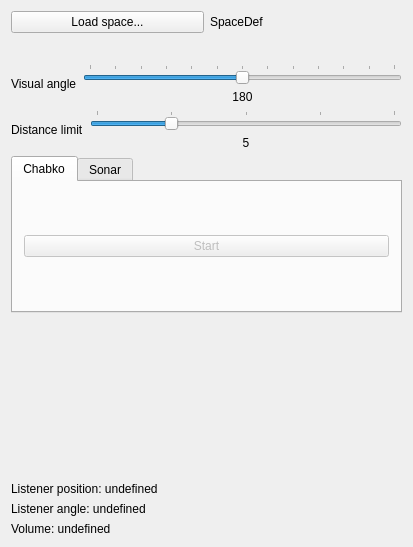
Before: the Qt Designer form mainwindow.ui in navigatore/imaginote, drawn with Qt 5.
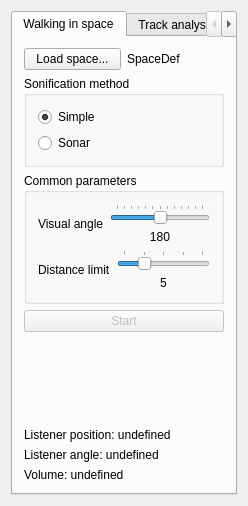
After: the same form once the commit is applied. Custom widgets are drawn as their Qt base class.

Commit message: Adjust interface to match future functionalities

```diff
--- a/mainwindow.ui
+++ b/mainwindow.ui
@@ -6,19 +6,47 @@
    <rect>
     <x>0</x>
     <y>0</y>
-    <width>413</width>
-    <height>547</height>
+    <width>248</width>
+    <height>506</height>
    </rect>
   </property>
+  <property name="sizePolicy">
+   <sizepolicy hsizetype="Preferred" vsizetype="Preferred">
+    <horstretch>0</horstretch>
+    <verstretch>0</verstretch>
+   </sizepolicy>
+  </property>
   <property name="windowTitle">
    <string>Imaginote</string>
   </property>
   <widget class="QWidget" name="centralWidget">
-   <layout class="QVBoxLayout" name="verticalLayout_4">
+   <property name="sizePolicy">
+    <sizepolicy hsizetype="Preferred" vsizetype="Preferred">
+     <horstretch>0</horstretch>
+     <verstretch>0</verstretch>
+    </sizepolicy>
+   </property>
+   <layout class="QVBoxLayout" name="verticalLayout_6">
+    <item>
+     <widget class="QTabWidget" name="tabWidget">
+      <property name="currentIndex">
+       <number>0</number>
+      </property>
+      <widget class="QWidget" name="walkingTab">
+       <attribute name="title">
+        <string>Walking in space</string>
+       </attribute>
+       <layout class="QVBoxLayout" name="verticalLayout_5">
     <item>
      <layout class="QHBoxLayout" name="horizontalLayout">
       <item>
        <widget class="QPushButton" name="loadSpaceButton">
+            <property name="sizePolicy">
+             <sizepolicy hsizetype="Expanding" vsizetype="Fixed">
+              <horstretch>1</horstretch>
+              <verstretch>0</verstretch>
+             </sizepolicy>
+            </property>
         <property name="text">
          <string>Load space...</string>
         </property>
@@ -26,6 +54,12 @@
       </item>
       <item>
        <widget class="QLabel" name="spaceLabel">
+            <property name="sizePolicy">
+             <sizepolicy hsizetype="Expanding" vsizetype="Fixed">
+              <horstretch>1</horstretch>
+              <verstretch>0</verstretch>
+             </sizepolicy>
+            </property>
         <property name="text">
          <string>SpaceDef</string>
         </property>
@@ -34,21 +68,37 @@
      </layout>
     </item>
     <item>
-     <spacer name="verticalSpacer">
-      <property name="orientation">
-       <enum>Qt::Vertical</enum>
-      </property>
-      <property name="sizeType">
-       <enum>QSizePolicy::Fixed</enum>
-      </property>
-      <property name="sizeHint" stdset="0">
-       <size>
-        <width>20</width>
-        <height>25</height>
-       </size>
-      </property>
-     </spacer>
-    </item>
+         <widget class="QGroupBox" name="sonificationMethodGroupBox">
+          <property name="title">
+           <string>Sonification method</string>
+          </property>
+          <layout class="QVBoxLayout" name="verticalLayout_3">
+           <item>
+            <widget class="QRadioButton" name="simpleButton">
+             <property name="text">
+              <string>Simple</string>
+             </property>
+             <property name="checked">
+              <bool>true</bool>
+             </property>
+            </widget>
+           </item>
+           <item>
+            <widget class="QRadioButton" name="sonarButton">
+             <property name="text">
+              <string>Sonar</string>
+             </property>
+            </widget>
+           </item>
+          </layout>
+         </widget>
+        </item>
+        <item>
+         <widget class="QGroupBox" name="commonParamsGroupBox">
+          <property name="title">
+           <string>Common parameters</string>
+          </property>
+          <layout class="QVBoxLayout" name="verticalLayout_4">
     <item>
      <layout class="QHBoxLayout" name="horizontalLayout_2">
       <item>
@@ -167,35 +217,11 @@
       </item>
      </layout>
     </item>
-    <item>
-     <widget class="QTabWidget" name="tabWidget">
-      <property name="currentIndex">
-       <number>0</number>
-      </property>
-      <widget class="QWidget" name="tab">
-       <attribute name="title">
-        <string>Chabko</string>
-       </attribute>
-       <layout class="QGridLayout" name="gridLayout_2">
-        <item row="0" column="0">
-         <widget class="QPushButton" name="startStopButton_1">
-          <property name="enabled">
-           <bool>false</bool>
-          </property>
-          <property name="text">
-           <string>Start</string>
-          </property>
-         </widget>
-        </item>
-       </layout>
-      </widget>
-      <widget class="QWidget" name="tab_3">
-       <attribute name="title">
-        <string>Sonar</string>
-       </attribute>
-       <layout class="QGridLayout" name="gridLayout">
-        <item row="0" column="0">
-         <widget class="QPushButton" name="startStopButton_2">
+          </layout>
+         </widget>
+        </item>
+        <item>
+         <widget class="QPushButton" name="startStopButton">
           <property name="enabled">
            <bool>false</bool>
           </property>
@@ -203,27 +229,23 @@
            <string>Start</string>
           </property>
          </widget>
-        </item>
-       </layout>
-      </widget>
-     </widget>
-    </item>
-    <item>
-     <spacer name="verticalSpacer_3">
-      <property name="orientation">
-       <enum>Qt::Vertical</enum>
-      </property>
-      <property name="sizeHint" stdset="0">
-       <size>
-        <width>20</width>
-        <height>40</height>
-       </size>
-      </property>
-     </spacer>
     </item>
     <item>
      <widget class="MapWidget" name="mapWidget" native="true"/>
     </item>
+        <item>
+         <spacer name="verticalSpacer">
+          <property name="orientation">
+           <enum>Qt::Vertical</enum>
+          </property>
+          <property name="sizeHint" stdset="0">
+           <size>
+            <width>20</width>
+            <height>0</height>
+           </size>
+          </property>
+         </spacer>
+        </item>
     <item>
      <widget class="QLabel" name="listenerPosLabel">
       <property name="text">
@@ -247,6 +269,53 @@
     </item>
    </layout>
   </widget>
+      <widget class="QWidget" name="trackAnalysisTab">
+       <attribute name="title">
+        <string>Track analysis</string>
+       </attribute>
+       <layout class="QVBoxLayout" name="verticalLayout_7">
+        <item>
+         <layout class="QHBoxLayout" name="horizontalLayout_4">
+          <item>
+           <widget class="QPushButton" name="pushButton">
+            <property name="text">
+             <string>Load track</string>
+            </property>
+           </widget>
+          </item>
+          <item>
+           <widget class="QLabel" name="label">
+            <property name="text">
+             <string>trackName</string>
+            </property>
+           </widget>
+          </item>
+         </layout>
+        </item>
+        <item>
+         <spacer name="verticalSpacer_2">
+          <property name="orientation">
+           <enum>Qt::Vertical</enum>
+          </property>
+          <property name="sizeHint" stdset="0">
+           <size>
+            <width>20</width>
+            <height>397</height>
+           </size>
+          </property>
+         </spacer>
+        </item>
+       </layout>
+      </widget>
+      <widget class="QWidget" name="generatorTab">
+       <attribute name="title">
+        <string>Space generation</string>
+       </attribute>
+      </widget>
+     </widget>
+    </item>
+   </layout>
+  </widget>
  </widget>
  <layoutdefault spacing="6" margin="11"/>
  <customwidgets>
```
Left out of the diff: 51 changed lines with no effect on the pictures. Lines whose indentation alone changed are shown as unchanged. The commit also changes 6 other files.
